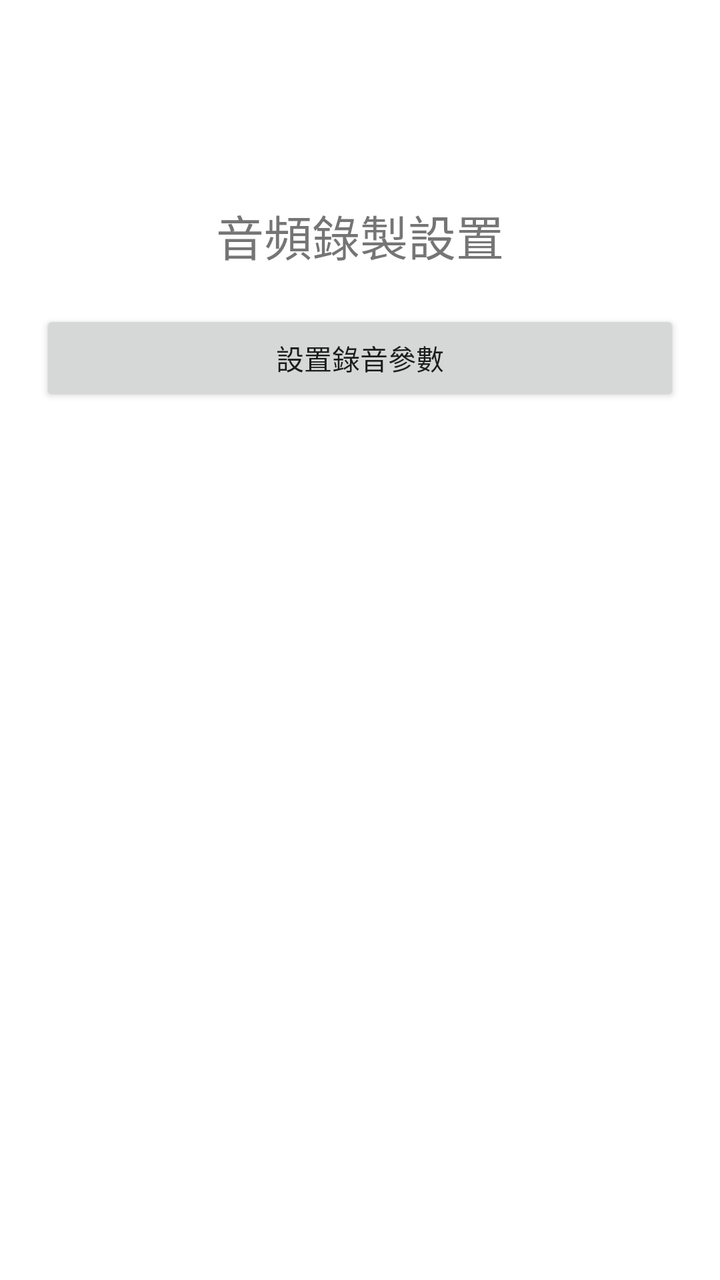
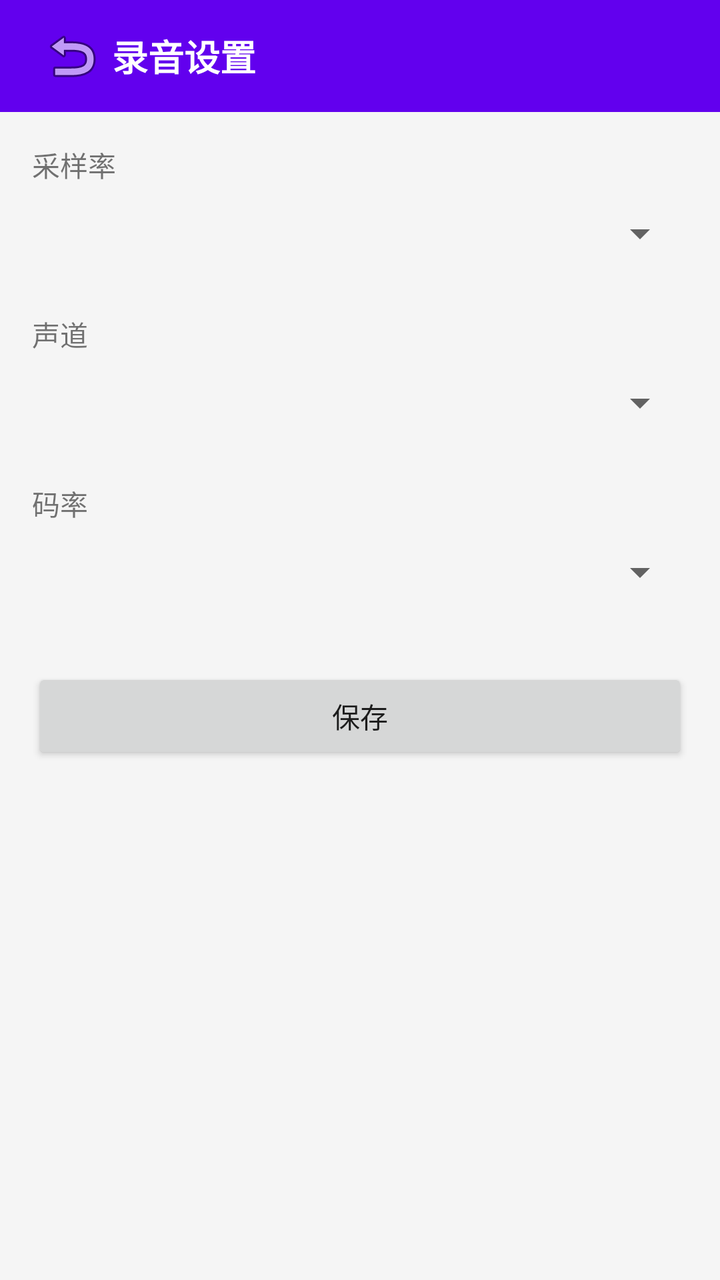

An Android layout rendered at two revisions. The XML below is the earlier revision; the diff shows what the commit changed to produce the second picture.
<!-- AndroidManifest.xml: application theme AppTheme -->
<!-- res/layout/activity_record_set_audio.xml -->
<?xml version="1.0" encoding="utf-8"?>
<LinearLayout xmlns:android="http://schemas.android.com/apk/res/android"
    android:layout_width="match_parent"
    android:layout_height="match_parent"
    android:orientation="vertical"
    android:background="#FFFFFF">

    <TextView
        android:layout_width="match_parent"
        android:layout_height="wrap_content"
        android:text="音頻錄製設置"
        android:textSize="24sp"
        android:gravity="center"
        android:layout_marginTop="100dp"/>

    <Button
        android:layout_width="match_parent"
        android:layout_height="wrap_content"
        android:text="設置錄音參數"
        android:layout_margin="20dp"/>
</LinearLayout>
<!-- resources referenced by this layout -->
<resources>
  <style name="AppTheme" parent="Theme.AppCompat.Light.NoActionBar">
          <item name="colorPrimary">#FF6200EE</item>
          <item name="colorPrimaryDark">#FF3700B3</item>
          <item name="colorAccent">#FF03DAC5</item>
      </style>
</resources>

<!-- the commit's change to res/layout/activity_record_set_audio.xml (unified diff, before → after) -->
@@ -1,21 +1,23 @@
 <?xml version="1.0" encoding="utf-8"?>
 <LinearLayout xmlns:android="http://schemas.android.com/apk/res/android"
-    android:layout_width="match_parent"
-    android:layout_height="match_parent"
-    android:orientation="vertical"
-    android:background="#FFFFFF">
-
-    <TextView
-        android:layout_width="match_parent"
-        android:layout_height="wrap_content"
-        android:text="音頻錄製設置"
-        android:textSize="24sp"
-        android:gravity="center"
-        android:layout_marginTop="100dp"/>
-
-    <Button
-        android:layout_width="match_parent"
-        android:layout_height="wrap_content"
-        android:text="設置錄音參數"
-        android:layout_margin="20dp"/>
+    android:layout_width="match_parent" android:layout_height="match_parent"
+    android:orientation="vertical" android:background="#F5F5F5">
+    <LinearLayout android:layout_width="match_parent" android:layout_height="56dp"
+        android:background="#FF6200EE" android:gravity="center_vertical" android:paddingHorizontal="16dp">
+        <ImageButton android:id="@+id/btn_back" android:layout_width="40dp" android:layout_height="40dp"
+            android:src="@android:drawable/ic_menu_revert" android:background="?attr/selectableItemBackgroundBorderless"/>
+        <TextView android:layout_width="0dp" android:layout_height="wrap_content" android:layout_weight="1"
+            android:text="录音设置" android:textColor="#FFFFFF" android:textSize="18sp" android:textStyle="bold"/>
+    </LinearLayout>
+    <LinearLayout android:layout_width="match_parent" android:layout_height="0dp"
+        android:layout_weight="1" android:orientation="vertical" android:padding="16dp">
+        <TextView android:layout_width="wrap_content" android:layout_height="wrap_content" android:text="采样率"/>
+        <Spinner android:id="@+id/sp_sample_rate" android:layout_width="match_parent" android:layout_height="48dp"/>
+        <TextView android:layout_width="wrap_content" android:layout_height="wrap_content" android:text="声道" android:layout_marginTop="16dp"/>
+        <Spinner android:id="@+id/sp_channel" android:layout_width="match_parent" android:layout_height="48dp"/>
+        <TextView android:layout_width="wrap_content" android:layout_height="wrap_content" android:text="码率" android:layout_marginTop="16dp"/>
+        <Spinner android:id="@+id/sp_bitrate" android:layout_width="match_parent" android:layout_height="48dp"/>
+        <Button android:id="@+id/btn_save" android:layout_width="match_parent" android:layout_height="48dp"
+            android:text="保存" android:layout_marginTop="24dp"/>
+    </LinearLayout>
 </LinearLayout>
